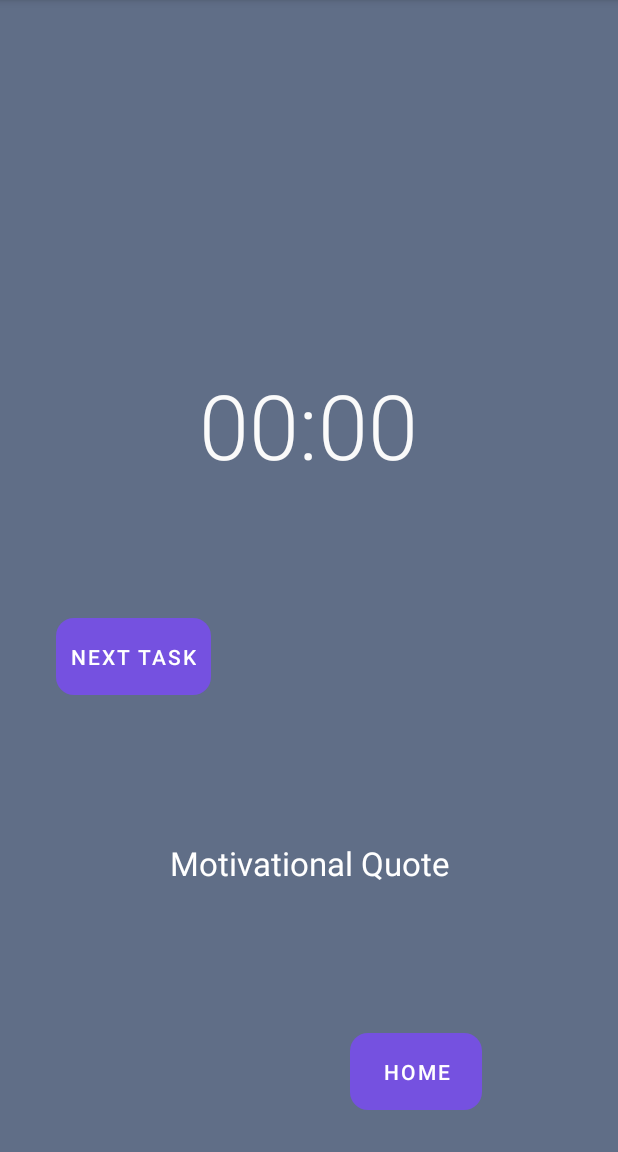
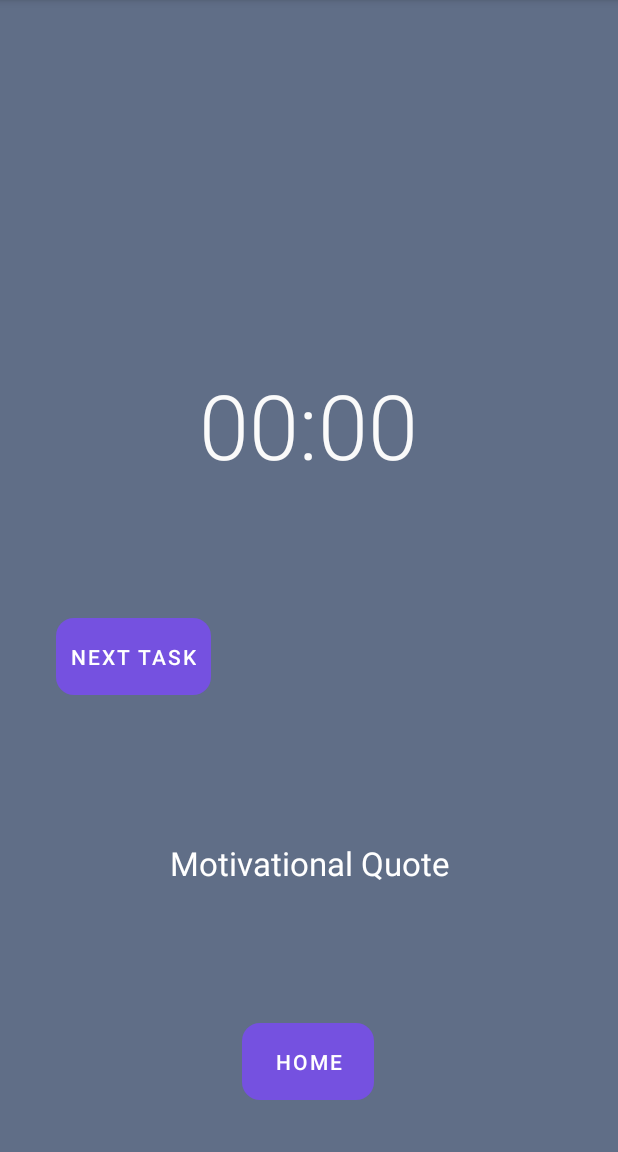
Before and after one commit to kimjason832/TritonHacks2021, an Android app: the Timer screen opened directly, with no data from a screen before it, on a phone screen of 412 x 824 dp, the part 84-1236 px from its top. Run offline under Robolectric (Android 15) with nearby library versions, the phone set to English and light mode, and no system bars; libraries missing offline, so code that uses them is left out: com.opencsv; 9 statements that could not run were skipped.

Commit message:
Update activity_timer.xml

```diff
--- a/app/src/main/res/layout/activity_timer.xml
+++ b/app/src/main/res/layout/activity_timer.xml
@@ -108,16 +108,16 @@
         android:id="@+id/button_home_timer"
         android:layout_width="wrap_content"
         android:layout_height="wrap_content"
-        android:text="Home"
         android:background="@drawable/roundstyle"
         android:padding="10dp"
+        android:text="Home"
         app:backgroundTint="#7551e0"
         app:layout_constraintBottom_toBottomOf="parent"
         app:layout_constraintEnd_toEndOf="parent"
-        app:layout_constraintHorizontal_bias="0.721"
+        app:layout_constraintHorizontal_bias="0.498"
         app:layout_constraintStart_toStartOf="parent"
         app:layout_constraintTop_toTopOf="parent"
-        app:layout_constraintVertical_bias="0.961"
+        app:layout_constraintVertical_bias="0.952"
         tools:text="Home" />
 
 </androidx.constraintlayout.widget.ConstraintLayout>
```
